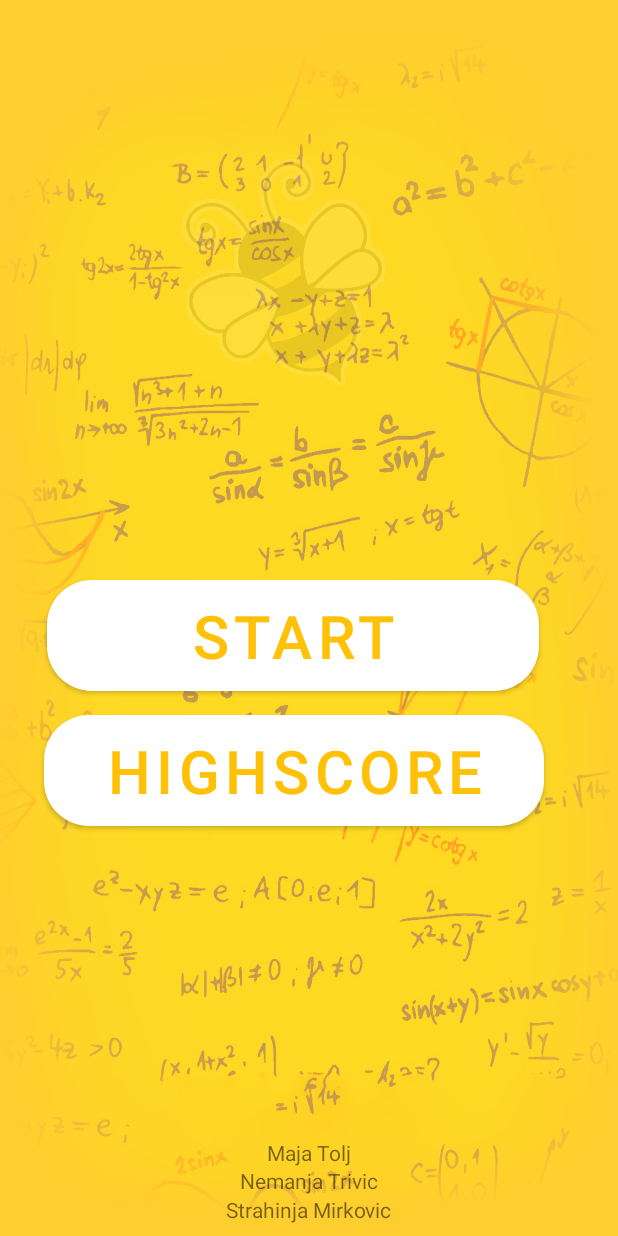
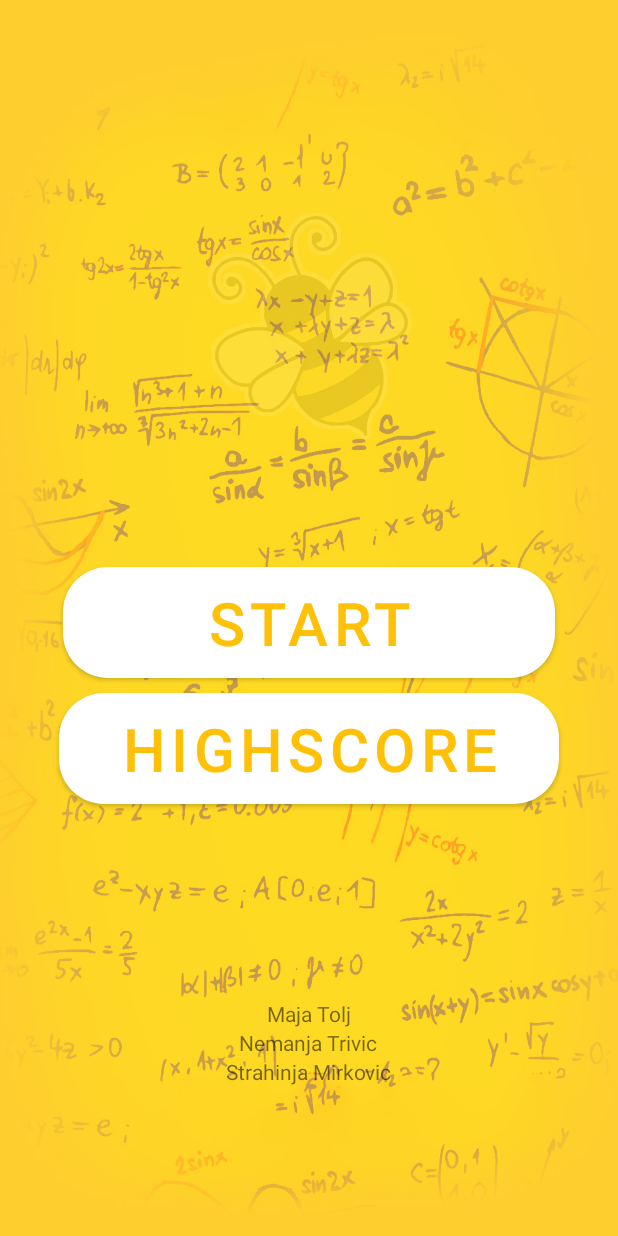
Before and after one commit to necat1/vts-learn-math, an Android app: the screen it shows after launch (MainActivity), on a phone screen of 412 x 824 dp. Run offline under Robolectric (Android 15) with nearby library versions, the phone set to English and light mode, and no system bars; Roboto replaces fonts that are not available here.

Commit message:
komitovao sam breeeeeeeeee

```diff
--- a/app/src/main/res/layout/activity_main.xml
+++ b/app/src/main/res/layout/activity_main.xml
@@ -1,111 +1,12 @@
 <?xml version="1.0" encoding="utf-8"?>
-<androidx.constraintlayout.widget.ConstraintLayout xmlns:android="http://schemas.android.com/apk/res/android"
+<LinearLayout xmlns:android="http://schemas.android.com/apk/res/android"
     xmlns:app="http://schemas.android.com/apk/res-auto"
-    xmlns:tools="http://schemas.android.com/tools"
-    android:id="@+id/relativeLayout"
-    android:layout_width="match_parent"
-    android:layout_height="match_parent"
+    android:layout_width="wrap_content"
+    android:layout_height="wrap_content"
     android:background="@drawable/backgr"
-    tools:context=".View.MainActivity">
+    android:gravity="center"
+    android:orientation="vertical">
 
-
-    <Button
-        android:id="@+id/button"
-        android:layout_width="333dp"
-        android:layout_height="wrap_content"
-        android:layout_marginStart="29dp"
-        android:layout_marginLeft="29dp"
-        android:layout_marginRight="49dp"
-        android:layout_marginBottom="273dp"
-        android:background="@drawable/radius"
-        android:text="HIGHSCORE"
-        android:textColor="#FFC107"
-        android:textSize="40dp"
-        app:backgroundTint="#FFFFFF"
-        app:iconTint="#C62C2C"
-        app:layout_constraintBottom_toBottomOf="parent"
-        app:layout_constraintLeft_toLeftOf="parent"
-        app:layout_constraintRight_toRightOf="parent"
-        app:layout_constraintStart_toStartOf="parent" />
-
-    <Button
-        android:id="@+id/button1"
-        android:layout_width="328dp"
-        android:layout_height="wrap_content"
-        android:layout_marginStart="31dp"
-        android:layout_marginBottom="363dp"
-        android:alpha="2"
-        android:background="@drawable/radius"
-        android:fontFamily="sans-serif-medium"
-        android:text="START"
-        android:textColor="#FFC107"
-        android:textSize="40dp"
-        app:backgroundTint="#FFFFFF"
-        app:layout_constraintBottom_toBottomOf="parent"
-        app:layout_constraintStart_toStartOf="parent" />
-
-    <Button
-        android:id="@+id/button2"
-        android:layout_width="55dp"
-        android:layout_height="55dp"
-        android:layout_marginEnd="0dp"
-        android:layout_marginRight="0dp"
-        android:background="@drawable/settings"
-        android:textSize="60dp"
-        android:visibility="gone"
-        app:backgroundTint="@color/black"
-        app:icon="@drawable/settings"
-        app:layout_constraintEnd_toEndOf="parent"
-        app:layout_constraintRight_toRightOf="parent"
-        app:layout_constraintTop_toTopOf="parent" />
-
-    <ImageView
-        android:id="@+id/imageView2"
-        android:layout_width="158dp"
-        android:layout_height="158dp"
-        android:layout_marginStart="107dp"
-        android:layout_marginTop="104dp"
-        app:layout_constraintEnd_toEndOf="parent"
-        app:layout_constraintHorizontal_bias="0.013"
-        app:layout_constraintStart_toStartOf="parent"
-        app:layout_constraintTop_toTopOf="parent"
-        app:srcCompat="@drawable/logo_splash" />
-
-    <TextView
-        android:id="@+id/textView5"
-        android:layout_width="wrap_content"
-        android:layout_height="wrap_content"
-        android:layout_marginStart="149dp"
-        android:layout_marginEnd="150dp"
-        android:layout_marginBottom="8dp"
-        android:text="Strahinja Mirkovic"
-        app:layout_constraintBottom_toBottomOf="parent"
-        app:layout_constraintEnd_toEndOf="parent"
-        app:layout_constraintStart_toStartOf="parent" />
-
-    <TextView
-        android:id="@+id/textView6"
-        android:layout_width="wrap_content"
-        android:layout_height="wrap_content"
-        android:layout_marginStart="159dp"
-        android:layout_marginEnd="159dp"
-        android:layout_marginBottom="27dp"
-        android:text="Nemanja Trivic"
-        app:layout_constraintBottom_toBottomOf="parent"
-        app:layout_constraintEnd_toEndOf="parent"
-        app:layout_constraintStart_toStartOf="parent" />
-
-    <TextView
-        android:id="@+id/textView7"
-        android:layout_width="wrap_content"
-        android:layout_height="wrap_content"
-        android:layout_marginStart="177dp"
-        android:layout_marginEnd="177dp"
-        android:layout_marginBottom="46dp"
-        android:text="Maja Tolj"
-        app:layout_constraintBottom_toBottomOf="parent"
-        app:layout_constraintEnd_toEndOf="parent"
-        app:layout_constraintStart_toStartOf="parent" />
 
     <Button
         android:id="@+id/button4"
@@ -114,8 +15,68 @@
         android:alpha="0"
         android:onClick="displayToast"
         android:text="Button"
-        android:visibility="visible"
-        tools:layout_editor_absoluteX="15dp"
-        tools:layout_editor_absoluteY="16dp" />
+        android:visibility="visible" />
 
-</androidx.constraintlayout.widget.ConstraintLayout>
+    <ImageView
+        android:id="@+id/imageView2"
+        android:layout_width="158dp"
+        android:layout_height="158dp"
+        android:layout_marginBottom="80dp"
+        app:srcCompat="@drawable/logo_splash" />
+
+    <Button
+        android:id="@+id/button1"
+        android:layout_width="328dp"
+        android:layout_height="wrap_content"
+        android:alpha="2"
+        android:background="@drawable/radius"
+        android:fontFamily="sans-serif-medium"
+        android:text="START"
+        android:textColor="#FFC107"
+        android:textSize="40dp"
+        app:backgroundTint="#FFFFFF" />
+
+    <Button
+        android:id="@+id/button"
+        android:layout_width="333dp"
+        android:layout_height="wrap_content"
+        android:layout_marginTop="10dp"
+        android:layout_marginBottom="80dp"
+        android:background="@drawable/radius"
+        android:text="HIGHSCORE"
+        android:textColor="#FFC107"
+        android:textSize="40dp"
+        app:backgroundTint="#FFFFFF"
+        app:iconTint="#C62C2C" />
+
+    <Button
+        android:id="@+id/button2"
+        android:layout_width="55dp"
+        android:layout_height="55dp"
+        android:background="@drawable/settings"
+        android:textSize="60dp"
+        android:visibility="gone"
+        app:backgroundTint="@color/black"
+        app:icon="@drawable/settings" />
+
+    <TextView
+        android:id="@+id/textView7"
+        android:layout_width="wrap_content"
+        android:layout_height="wrap_content"
+        android:layout_marginTop="50dp"
+        android:text="Maja Tolj" />
+
+    <TextView
+        android:id="@+id/textView6"
+        android:layout_width="wrap_content"
+        android:layout_height="wrap_content"
+        android:text="Nemanja Trivic" />
+
+    <TextView
+        android:id="@+id/textView5"
+        android:layout_width="wrap_content"
+        android:layout_height="match_parent"
+        android:layout_marginBottom="8dp"
+        android:text="Strahinja Mirkovic" />
+
+</LinearLayout>
```
